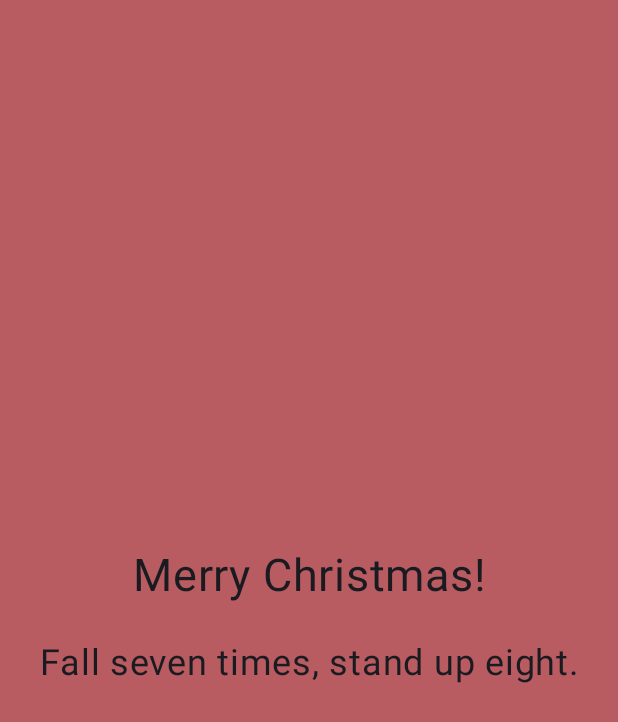
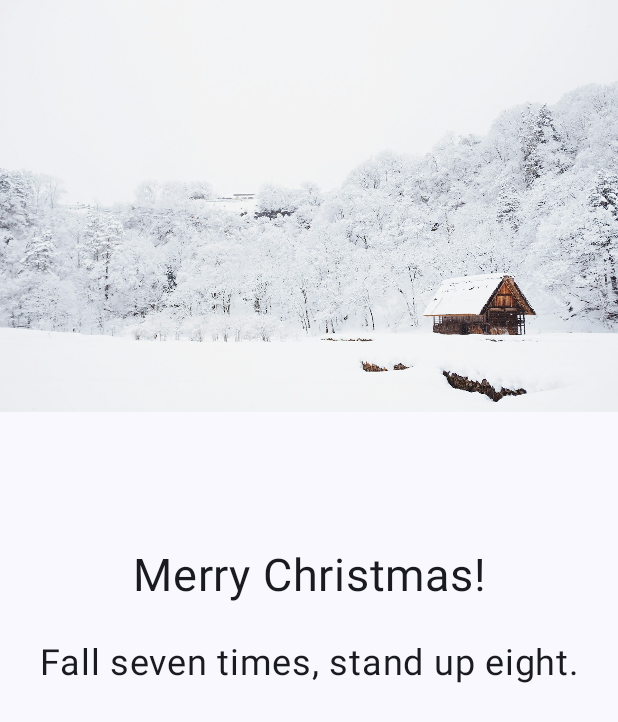
Before and after one commit to Laura1Codes/Christmas-Card, an Android app built with Jetpack Compose: the screen it shows after launch (MainActivity), on a phone screen of 412 x 824 dp. Shown: the top 722 px of the screen. Run offline under Robolectric (Android 15) with nearby library versions, the phone set to English and light mode, and no system bars.

Commit message:
Tidied app spaces and added logic for Image composable

```diff
--- a/app/src/main/java/com/example/christmascard/MainActivity.kt
+++ b/app/src/main/java/com/example/christmascard/MainActivity.kt
@@ -4,8 +4,9 @@ import android.os.Bundle
 import androidx.activity.ComponentActivity
 import androidx.activity.compose.setContent
 import androidx.activity.enableEdgeToEdge
-import androidx.compose.foundation.background
+import androidx.compose.foundation.Image
 import androidx.compose.foundation.layout.Arrangement
+import androidx.compose.foundation.layout.Box
 import androidx.compose.foundation.layout.Column
 import androidx.compose.foundation.layout.Spacer
 import androidx.compose.foundation.layout.fillMaxSize
@@ -27,7 +28,7 @@ import com.example.christmascard.ui.theme.ChristmasCardTheme
 import androidx.compose.ui.Alignment
 import androidx.compose.runtime.getValue
 import androidx.compose.runtime.setValue
-import androidx.compose.ui.graphics.Color
+import androidx.compose.ui.res.painterResource
 
 class MainActivity : ComponentActivity() {
     override fun onCreate(savedInstanceState: Bundle?) {
@@ -36,7 +37,7 @@ class MainActivity : ComponentActivity() {
         setContent {
             ChristmasCardTheme {
                 Scaffold(modifier = Modifier.fillMaxSize()) { innerPadding ->
-                    ChristmasCardGreeting(
+                    GreetingImage(
                         message = "Merry Christmas!",
                         modifier = Modifier.padding(innerPadding)
                     )
@@ -47,7 +48,12 @@ class MainActivity : ComponentActivity() {
 }
 
 @Composable
-fun GreetingImage(message: String,modifier: Modifier = Modifier) {
+fun GreetingImage(message: String, modifier: Modifier = Modifier) {
+    val image = painterResource(R.drawable.winter_japan)
+    Box(modifier) {
+        Image(painter = image, contentDescription = "winter Japan Picture")
+        ChristmasCardGreeting(message = message)
+    }
 }
 
 @Composable
@@ -55,25 +61,23 @@ fun ChristmasCardGreeting(message: String, modifier: Modifier = Modifier) {
     Column(
         modifier = modifier
             .fillMaxSize()
-            .background(Color(0xFFB85C62))
             .padding(8.dp),
 
         verticalArrangement = Arrangement.Center,
         horizontalAlignment = Alignment.CenterHorizontally
     ) {
-        var japaneseQuote by remember {
-            mutableStateOf("")
-        }
-        LaunchedEffect(Unit) {
-            japaneseQuote = getJapaneseRandamQuote()
-        }
+        var japaneseQuote by remember { mutableStateOf("") }
+        LaunchedEffect(Unit) { japaneseQuote = getJapaneseRandamQuote() }
+
         Text(
             text = message,
             fontSize = 30.sp,
             lineHeight = 36.sp,
             textAlign = TextAlign.Center
         )
+
         Spacer(modifier = Modifier.height(24.dp))
+
         if (japaneseQuote.isEmpty()) {
             Text(
                 text = "🎅",
@@ -100,3 +104,11 @@ fun ChristmasCardGreetingPreview() {
         ChristmasCardGreeting(message = "Merry Christmas!")
     }
 }
+
+@Preview(showBackground = true)
+@Composable
+fun ChristmasCardGreetingImagePreview() {
+    ChristmasCardTheme {
+        GreetingImage(message = "Merry Christmas!")
+    }
+}
```
